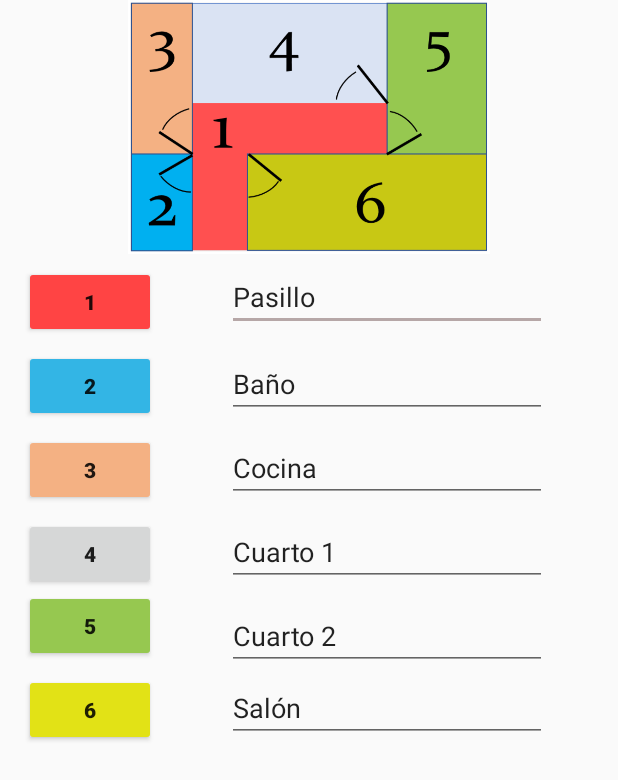
After one commit to AmirHTH/Droid2Car, an Android app: the layout plano.xml on its own in the app's theme, with its tools: preview values and no code run, on a phone screen of 412 x 824 dp. The commit adds this screen. Shown: the top 780 px of the screen. Run offline under Robolectric (Android 15) with nearby library versions, the phone set to English and light mode, and no system bars.

Commit message:
solo falta cargar

```diff
--- a/app/src/main/java/com/prototype/droid2car/droid2car/MainActivity.kt
+++ b/app/src/main/java/com/prototype/droid2car/droid2car/MainActivity.kt
@@ -14,22 +14,10 @@ import kotlinx.android.synthetic.main.app_bar_main.*
 import android.bluetooth.BluetoothAdapter
 import android.content.Intent
 
-
-import java.util.*
-import android.bluetooth.BluetoothDevice
-import android.bluetooth.BluetoothSocket
-import java.io.InputStream
-import java.io.OutputStream
-import java.nio.file.Files.size
 import android.speech.RecognizerIntent
 import android.util.Log
 import android.view.View
-import android.widget.Button
-import android.R.string.cancel
-import android.app.AlertDialog
-import android.content.DialogInterface
-import android.widget.EditText
-import android.view.LayoutInflater
+
 import android.widget.TextView
 
 
@@ -101,9 +89,17 @@ class MainActivity : AppCompatActivity(), NavigationView.OnNavigationItemSelecte
         // Handle navigation view item clicks here.
         when (item.itemId) {
             R.id.nav_ordenes -> {
-                // Handle the camera action
+                setContentView(R.layout.activity_main)
+
+
+
             }
             R.id.nav_estancias -> {
+
+                setContentView(R.layout.plano)
+
+
+                 Log.i("Content main main "," Main layout ");
 
             }
             R.id.nav_historico -> {
@@ -167,13 +163,13 @@ class MainActivity : AppCompatActivity(), NavigationView.OnNavigationItemSelecte
                             if (frase.contains("uno") || frase.contains("1") )
                             {
                                 destino += "3"
-                                zonas += "habitación 1, "
+                                zonas += "cuarto 1, "
                             }
 
                             if (frase.contains("dos") || frase.contains("2"))
                             {
                                 destino += "4"
-                                zonas += "habitación 2, "
+                                zonas += "cuarto 2, "
                             }
 
                             if (frase.contains("salón")|| frase.contains("salon"))
@@ -194,13 +190,19 @@ class MainActivity : AppCompatActivity(), NavigationView.OnNavigationItemSelecte
                                 zonas += "todo, "
                             }
 
-                            if (frase.contains("toda"))
+                            if (frase.contains("todas"))
                             {
                                 destino += "123456"
                                 zonas += "todo, "
                             }
 
                             if (frase.contains("dormitorio"))
+                            {
+                                destino += "34"
+                                zonas += "dormitorios, "
+                            }
+
+                            if (frase.contains("cuartos"))
                             {
                                 destino += "34"
                                 zonas += "dormitorios, "
--- a/app/src/main/res/layout/content_main.xml
+++ b/app/src/main/res/layout/content_main.xml
@@ -37,6 +37,18 @@
         app:layout_constraintTop_toTopOf="@+id/imageView2" />
 
     <ImageView
+        android:id="@+id/imageView3"
+        android:layout_width="283dp"
+        android:layout_height="203dp"
+        android:layout_marginEnd="8dp"
+        android:layout_marginStart="8dp"
+        android:layout_marginTop="8dp"
+        app:layout_constraintEnd_toEndOf="parent"
+        app:layout_constraintStart_toStartOf="parent"
+        app:layout_constraintTop_toBottomOf="@+id/textView3"
+        app:srcCompat="@drawable/salas" />
+
+    <ImageView
         android:id="@+id/imageView2"
         android:layout_width="207dp"
         android:layout_height="180dp"
@@ -51,8 +63,9 @@
     <TextView
         android:id="@+id/zonaLimpia"
         android:layout_width="303dp"
-        android:layout_height="71dp"
-        android:text="Esperando ordenes"
+        android:layout_height="53dp"
+        android:layout_marginTop="8dp"
+        android:text="Esperando..."
         android:textAlignment="center"
         android:textColor="@android:color/holo_blue_dark"
         android:textSize="18sp"
@@ -61,8 +74,8 @@
         app:layout_constraintEnd_toEndOf="parent"
         app:layout_constraintHorizontal_bias="0.506"
         app:layout_constraintStart_toStartOf="parent"
-        app:layout_constraintTop_toBottomOf="@+id/textView3"
-        app:layout_constraintVertical_bias="0.501"
+        app:layout_constraintTop_toBottomOf="@+id/imageView3"
+        app:layout_constraintVertical_bias="0.03"
         tools:text="@string/nav_header_title" />
 
 </android.support.constraint.ConstraintLayout>
--- /dev/null
+++ b/app/src/main/res/layout/plano.xml
@@ -0,0 +1,171 @@
+<?xml version="1.0" encoding="utf-8"?>
+<android.support.constraint.ConstraintLayout xmlns:android="http://schemas.android.com/apk/res/android"
+    xmlns:app="http://schemas.android.com/apk/res-auto"
+    xmlns:tools="http://schemas.android.com/tools"
+    android:id="@+id/plano"
+    android:layout_width="match_parent"
+    android:layout_height="match_parent">
+
+    <Button
+        android:id="@+id/button"
+        android:layout_width="0dp"
+        android:layout_height="wrap_content"
+        android:layout_marginStart="16dp"
+        android:layout_marginTop="8dp"
+        android:backgroundTint="@android:color/holo_red_light"
+        android:text="1"
+        android:textStyle="bold"
+        app:layout_constraintStart_toStartOf="parent"
+        app:layout_constraintTop_toBottomOf="@+id/imageView4" />
+
+    <EditText
+        android:id="@+id/editText"
+        android:layout_width="wrap_content"
+        android:layout_height="43dp"
+        android:layout_marginEnd="8dp"
+        android:layout_marginStart="8dp"
+        android:layout_marginTop="8dp"
+        android:ems="10"
+        android:inputType="textPersonName"
+        android:text="Pasillo"
+        app:layout_constraintEnd_toEndOf="parent"
+        app:layout_constraintStart_toEndOf="@+id/button"
+        app:layout_constraintTop_toBottomOf="@+id/imageView4" />
+
+    <ImageView
+        android:id="@+id/imageView4"
+        android:layout_width="277dp"
+        android:layout_height="169dp"
+        app:layout_constraintEnd_toEndOf="parent"
+        app:layout_constraintStart_toStartOf="parent"
+        app:layout_constraintTop_toTopOf="parent"
+        app:srcCompat="@drawable/numerado" />
+
+    <Button
+        android:id="@+id/button2"
+        android:layout_width="wrap_content"
+        android:layout_height="wrap_content"
+        android:layout_marginStart="16dp"
+        android:layout_marginTop="8dp"
+        android:backgroundTint="@android:color/holo_blue_light"
+        android:text="2"
+        android:textStyle="bold"
+        app:layout_constraintStart_toStartOf="parent"
+        app:layout_constraintTop_toBottomOf="@+id/button" />
+
+    <Button
+        android:id="@+id/button3"
+        android:layout_width="wrap_content"
+        android:layout_height="wrap_content"
+        android:layout_marginStart="16dp"
+        android:layout_marginTop="8dp"
+        android:backgroundTint="@color/colorMarron"
+        android:text="3"
+        android:textStyle="bold"
+        app:layout_constraintStart_toStartOf="parent"
+        app:layout_constraintTop_toBottomOf="@+id/button2" />
+
+    <Button
+        android:id="@+id/button4"
+        android:layout_width="wrap_content"
+        android:layout_height="wrap_content"
+        android:layout_marginStart="16dp"
+        android:layout_marginTop="8dp"
+        android:text="4"
+        android:textStyle="bold"
+        app:layout_constraintStart_toStartOf="parent"
+        app:layout_constraintTop_toBottomOf="@+id/button3" />
+
+    <Button
+        android:id="@+id/button5"
+        android:layout_width="wrap_content"
+        android:layout_height="wrap_content"
+        android:layout_marginStart="16dp"
+        android:backgroundTint="@color/colorVerde"
+        android:text="5"
+        android:textStyle="bold"
+        app:layout_constraintStart_toStartOf="parent"
+        app:layout_constraintTop_toBottomOf="@+id/button4" />
+
+    <Button
+        android:id="@+id/button6"
+        android:layout_width="wrap_content"
+        android:layout_height="wrap_content"
+        android:layout_marginStart="16dp"
+        android:layout_marginTop="8dp"
+        android:backgroundTint="@color/colorOcre"
+        android:text="6"
+        android:textStyle="bold"
+        app:layout_constraintStart_toStartOf="parent"
+        app:layout_constraintTop_toBottomOf="@+id/button5" />
+
+    <EditText
+        android:id="@+id/editText2"
+        android:layout_width="wrap_content"
+        android:layout_height="wrap_content"
+        android:layout_marginEnd="8dp"
+        android:layout_marginStart="8dp"
+        android:layout_marginTop="8dp"
+        android:ems="10"
+        android:inputType="textPersonName"
+        android:text="Baño"
+        app:layout_constraintEnd_toEndOf="parent"
+        app:layout_constraintStart_toEndOf="@+id/button2"
+        app:layout_constraintTop_toBottomOf="@+id/button" />
+
+    <EditText
+        android:id="@+id/editText3"
+        android:layout_width="wrap_content"
+        android:layout_height="wrap_content"
+        android:layout_marginEnd="8dp"
+        android:layout_marginStart="8dp"
+        android:layout_marginTop="8dp"
+        android:ems="10"
+        android:inputType="textPersonName"
+        android:text="Cocina"
+        app:layout_constraintEnd_toEndOf="parent"
+        app:layout_constraintStart_toEndOf="@+id/button3"
+        app:layout_constraintTop_toBottomOf="@+id/button2" />
+
+    <EditText
+        android:id="@+id/editText4"
+        android:layout_width="wrap_content"
+        android:layout_height="wrap_content"
+        android:layout_marginEnd="8dp"
+        android:layout_marginStart="8dp"
+        android:layout_marginTop="8dp"
+        android:ems="10"
+        android:inputType="textPersonName"
+        android:text="Cuarto 1"
+        app:layout_constraintEnd_toEndOf="parent"
+        app:layout_constraintStart_toEndOf="@+id/button4"
+        app:layout_constraintTop_toBottomOf="@+id/button3" />
+
+    <EditText
+        android:id="@+id/editText5"
+        android:layout_width="wrap_content"
+        android:layout_height="wrap_content"
+        android:layout_marginEnd="8dp"
+        android:layout_marginStart="8dp"
+        android:layout_marginTop="8dp"
+        android:ems="10"
+        android:inputType="textPersonName"
+        android:text="Cuarto 2"
+        app:layout_constraintEnd_toEndOf="parent"
+        app:layout_constraintStart_toEndOf="@+id/button5"
+        app:layout_constraintTop_toTopOf="@+id/button5" />
+
+    <EditText
+        android:id="@+id/editText6"
+        android:layout_width="wrap_content"
+        android:layout_height="wrap_content"
+        android:layout_marginEnd="8dp"
+        android:layout_marginStart="8dp"
+        android:layout_marginTop="8dp"
+        android:ems="10"
+        android:inputType="textPersonName"
+        android:text="Salón"
+        app:layout_constraintEnd_toEndOf="parent"
+        app:layout_constraintStart_toEndOf="@+id/button6"
+        app:layout_constraintTop_toBottomOf="@+id/button5" />
+</android.support.constraint.ConstraintLayout>
--- a/app/src/main/res/values/colors.xml
+++ b/app/src/main/res/values/colors.xml
@@ -3,4 +3,7 @@
     <color name="colorPrimary">#7e7e7e</color>
     <color name="colorPrimaryDark">#585858</color>
     <color name="colorAccent">#b6a7a7</color>
+    <color name="colorVerde">#96c850</color>
+    <color name="colorOcre">#e2e216</color>
+    <color name="colorMarron">#f4b183</color>
 </resources>
```
Also changed, not shown: app/src/main/res/drawable/numerado.png (added), app/src/main/res/drawable/salas.png (added).
